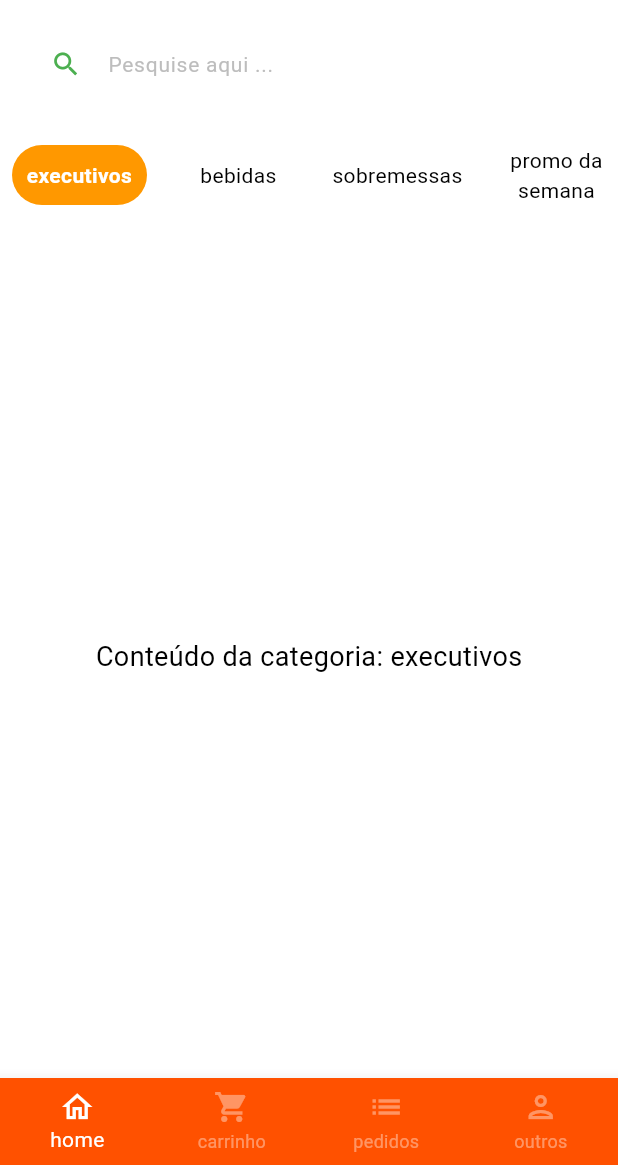
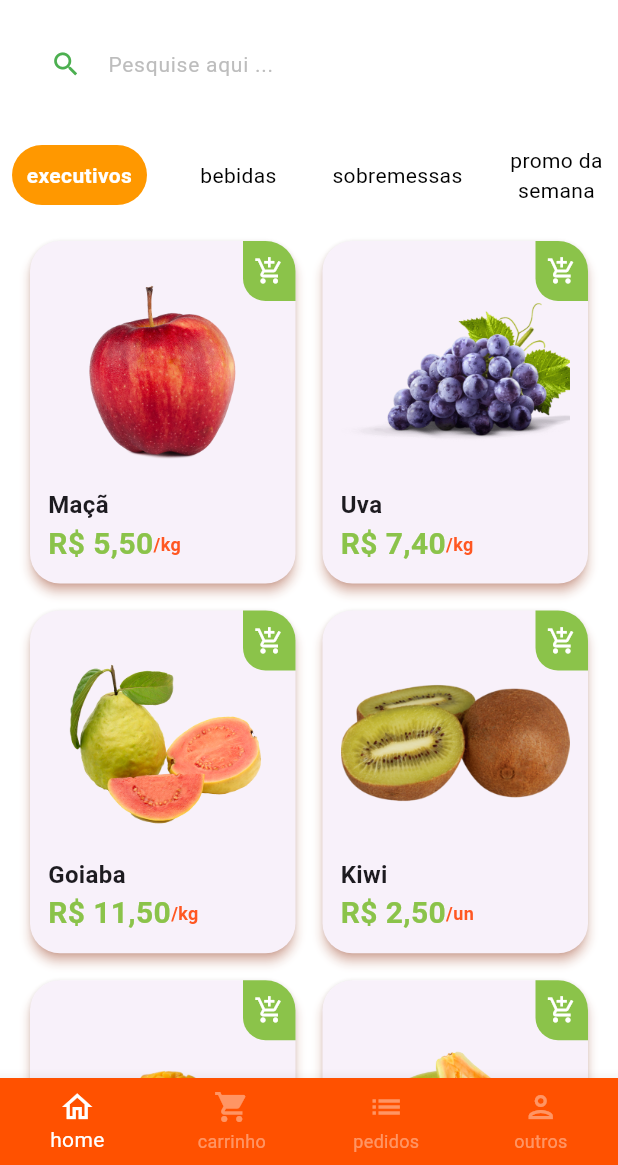
Before and after one commit to ViniciusReisCosta/pontal-delivery, a Flutter app: the Basescreen screen opened directly, on a phone screen of 412 x 824 dp, the part 71-1236 px from its top. Run offline on Flutter 3.47's test engine with Material 3 defaults, Android fonts, the phone set to English and light mode, and no system bars; our stand-ins replace animated_text_kit, mask_text_input_formatter.

Commit message:
Adicionando Cards de Produtos na tela de Itens

```diff
--- a/lib/main.dart
+++ b/lib/main.dart
@@ -1,5 +1,6 @@
 import 'package:flutter/material.dart';
-import 'package:pontal_delivery/src/auth/sign_in_screen.dart';
+import 'package:pontal_delivery/src/pages/auth/sign_in_screen.dart';
+
 
 void main() {
   runApp(const MyApp());
--- /dev/null
+++ b/lib/src/config/app_data.dart
@@ -0,0 +1,79 @@
+import 'package:pontal_delivery/src/models/item_model.dart';
+
+ItemModel apple = ItemModel(
+    description:
+    'A melhor maçã da região e que conta com o melhor preço de qualquer quitanda. Este item conta com vitaminas essenciais para o fortalecimento corporal, resultando em uma vida saudável.',
+    imgUrl: 'assets/fruits/apple.png',
+    itemName: 'Maçã',
+    price: 5.5,
+    unit: 'kg',
+);
+
+
+
+ItemModel grape = ItemModel(
+    imgUrl: 'assets/fruits/grape.png',
+    itemName: 'Uva',
+    price: 7.4,
+    unit: 'kg',
+    description:
+    'A melhor uva da região e que conta com o melhor preço de qualquer quitanda. Este item conta com vitaminas essenciais para o fortalecimento corporal, resultando em uma vida saudável.',
+);
+
+ItemModel guava = ItemModel(
+    imgUrl: 'assets/fruits/guava.png',
+    itemName: 'Goiaba',
+    price: 11.5,
+    unit: 'kg',
+    description:
+    'A melhor goiaba da região e que conta com o melhor preço de qualquer quitanda. Este item conta com vitaminas essenciais para o fortalecimento corporal, resultando em uma vida saudável.',
+);
+
+ItemModel kiwi = ItemModel(
+    imgUrl: 'assets/fruits/kiwi.png',
+    itemName: 'Kiwi',
+    price: 2.5,
+    unit: 'un',
+    description:
+    'O melhor kiwi da região e que conta com o melhor preço de qualquer quitanda. Este item conta com vitaminas essenciais para o fortalecimento corporal, resultando em uma vida saudável.',
+);
+
+ItemModel mango = ItemModel(
+    imgUrl: 'assets/fruits/mango.png',
+    itemName: 'Manga',
+    price: 2.5,
+    unit: 'un',
+    description:
+    'A melhor manga da região e que conta com o melhor preço de qualquer quitanda. Este item conta com vitaminas essenciais para o fortalecimento corporal, resultando em uma vida saudável.',
+);
+
+ItemModel papaya = ItemModel(
+    imgUrl: 'assets/fruits/papaya.png',
+    itemName: 'Mamão papaya',
+    price: 8,
+    unit: 'kg',
+    description:
+    'O melhor mamão da região e que conta com o melhor preço de qualquer quitanda. Este item conta com vitaminas essenciais para o fortalecimento corporal, resultando em uma vida saudável.',
+);
+
+// Lista de produtos
+List<ItemModel> items = [
+    apple,
+    grape,
+    guava,
+    kiwi,
+    mango,
+    papaya,
+];
+
+final List<String> categories = [
+    'executivos',
+    'bebidas',
+    'sobremessas',
+    'promo da semana',
+    'Entradas e petiscos',
+    'pratos kid/individual',
+    'fit',
+    'acompanhamentos',
+    'frutas',
+];
--- /dev/null
+++ b/lib/src/models/item_model.dart
@@ -0,0 +1,17 @@
+class ItemModel {
+
+  String itemName;
+  String imgUrl;
+  String unit;
+  double price;
+  String description;
+
+  ItemModel({
+
+    required this.description,
+    required this.imgUrl,
+    required this.itemName,
+    required this.price,
+    required this.unit,
+  });
+}
--- /dev/null
+++ b/lib/src/pages/auth/components/item_tile.dart
@@ -0,0 +1,100 @@
+import 'package:flutter/cupertino.dart';
+import 'package:flutter/material.dart';
+import 'package:pontal_delivery/src/config/custom_colors.dart';
+import 'package:pontal_delivery/src/models/item_model.dart';
+import 'package:pontal_delivery/src/services/utils_services.dart';
+
+class ItemTile extends StatelessWidget {
+
+  ItemTile({
+    super.key,
+    required this.item
+  });
+
+  final ItemModel item;
+
+  UtilsServices utilsServices = UtilsServices();
+
+  @override
+  Widget build(BuildContext context) {
+
+   return Stack(
+     children: [
+       Card(
+         elevation: 3,
+         shadowColor: Colors.deepOrange.shade300,
+         shape: RoundedRectangleBorder(
+           borderRadius: BorderRadius.circular(20),
+         ),
+
+         child: Padding(
+           padding: const EdgeInsets.all(12),
+             child: Column(
+               crossAxisAlignment: CrossAxisAlignment.stretch,
+               children: [
+
+                 Expanded(
+                   child: Image.asset(item.imgUrl),
+                 ),
+
+                 Text(
+                   item.itemName,
+                   style: const TextStyle(
+                       fontSize: 16,
+                       fontWeight: FontWeight.bold
+                   ),
+                 ),
+
+                 Row(
+                   children: [
+                     Text(
+                       utilsServices.priceToCurrency(item.price),
+                       style: TextStyle(
+                           fontWeight: FontWeight.bold,
+                           fontSize: 20,
+                           color: CustomColors.customSwatchColor
+                       ),
+                     ),
+
+                     Text(
+                       '/${item.unit}',
+                       style: TextStyle(
+                           color: Colors.deepOrange.shade500,
+                           fontWeight: FontWeight.bold,
+                           fontSize: 12
+                       ),
+                     ),
+                   ],
+                 ),
+               ],
+             )
+         ),
+       ),
+
+       Positioned(
+         top: 4,
+         right: 4,
+         child: GestureDetector(
+           onTap: () {},
+           child: Container(
+             height: 40,
+             width: 35,
+             decoration: BoxDecoration(
+                 color: CustomColors.customSwatchColor,
+                 borderRadius: const BorderRadius.only(
+                   bottomLeft: Radius.circular(15),
+                   topRight: Radius.circular(20),
+                 )
+             ),
+             child: const Icon(
+               Icons.add_shopping_cart_outlined,
+               color: Colors.white,
+               size: 20,
+             ),
+           ),
+         ),
+       )
+     ],
+   );
+  }
+}
--- a/lib/src/auth/sign_in_screen.dart
+++ b/lib/src/pages/auth/sign_in_screen.dart
@@ -1,8 +1,10 @@
 import 'package:animated_text_kit/animated_text_kit.dart';
 import 'package:flutter/material.dart';
-import 'package:pontal_delivery/src/auth/sign_up_screen.dart';
+import 'package:pontal_delivery/src/pages/auth/sign_up_screen.dart';
+
+import '../../config/custom_colors.dart';
 import '../base/base_screen.dart';
-import '../config/custom_colors.dart';
+
 import 'components/customtextfield.dart';
 
 class SignInscreen extends StatelessWidget {
--- a/lib/src/auth/sign_up_screen.dart
+++ b/lib/src/pages/auth/sign_up_screen.dart
@@ -1,10 +1,10 @@
 import 'package:flutter/material.dart';
 
 import 'package:mask_text_input_formatter/mask_text_input_formatter.dart';
+import 'package:pontal_delivery/src/config/custom_colors.dart';
+import 'package:pontal_delivery/src/pages/auth/components/customtextfield.dart';
 
-import 'package:pontal_delivery/src/auth/components/customtextfield.dart';
 
-import '../config/custom_colors.dart';
 
 class SignUpScreen extends StatelessWidget {
    SignUpScreen({super.key});
--- a/lib/src/base/base_screen.dart
+++ b/lib/src/pages/base/base_screen.dart
@@ -1,5 +1,5 @@
 import 'package:flutter/material.dart';
-import 'package:pontal_delivery/src/home/home_tab.dart';
+import '../home/home_tab.dart';
 
 // ignore: must_be_immutable
 class Basescreen extends StatefulWidget {
@@ -19,7 +19,7 @@
         controller: pageController,
         physics: const NeverScrollableScrollPhysics(),
         children: [
-          HomeTab(),
+          const HomeTab(),
           Container(
             color: Colors.yellow,
           ),
--- a/lib/src/home/home_tab.dart
+++ b/lib/src/pages/home/home_tab.dart
@@ -1,4 +1,7 @@
 import 'package:flutter/material.dart';
+import 'package:pontal_delivery/src/pages/auth/components/item_tile.dart';
+import '../../config/app_data.dart' as appData;
+import '../../config/app_data.dart';
 import 'components/category_tile.dart';
 
 class HomeTab extends StatefulWidget {
@@ -9,16 +12,6 @@
 }
 
 class _HomeTabState extends State<HomeTab> {
-  final List<String> categories = [
-    'executivos',
-    'bebidas',
-    'sobremessas',
-    'promo da semana',
-    'Entradas e petiscos',
-    'pratos kid/individual',
-    'fit',
-    'acompanhamentos'
-  ];
 
   String selectedCategory = 'executivos';
 
@@ -103,13 +96,19 @@
                 scrollDirection: Axis.horizontal,
                 child: Row(
                   mainAxisAlignment: MainAxisAlignment.center,
-                  children: categories.map((category) {
+                  children: appData.categories.asMap().entries.map((entry) {
+
+                    final index = entry.key; // O índice
+                    final category = entry.value; // O valor da categoria
+
                     return CategoryTile(
-                      category: category,
-                      isSelected: category == selectedCategory,
+
+                      category: appData.categories[index],
+                      isSelected: appData.categories[index] == selectedCategory,
+
                       onPressed: () {
                         setState(() {
-                          selectedCategory = category;
+                          selectedCategory = appData.categories[index];
                         });
                       },
                     );
@@ -120,14 +119,32 @@
           ),
 
           // Conteúdo adicional (se houver)
-          Expanded(
+          /*Expanded(
             child: Center(
               child: Text(
                 'Conteúdo da categoria: $selectedCategory',
                 style: const TextStyle(fontSize: 18, color: Colors.black),
               ),
             ),
-          ),
+          ),*/
+          Expanded(
+            child: GridView.builder(
+              padding: const EdgeInsets.fromLTRB(16, 0, 16, 16),
+              physics: const BouncingScrollPhysics(),
+              gridDelegate: const SliverGridDelegateWithFixedCrossAxisCount(
+                crossAxisCount: 2,
+                mainAxisSpacing:10,
+                crossAxisSpacing: 10,
+                childAspectRatio: 9 / 11.5
+              ),
+              itemCount: appData.items.length,
+              itemBuilder: (_, index) {
+                return ItemTile(
+                  item: appData.items[index],
+                );
+              },
+            ),
+          )
         ],
       ),
     );
--- /dev/null
+++ b/lib/src/services/utils_services.dart
@@ -0,0 +1,11 @@
+import 'package:intl/intl.dart';
+
+class UtilsServices {
+
+  String priceToCurrency(double price) {
+
+    NumberFormat numberFormat = NumberFormat.simpleCurrency(locale: 'pt_BR' );
+
+    return numberFormat.format(price);
+  }
+}
--- a/pubspec.yaml
+++ b/pubspec.yaml
@@ -38,6 +38,7 @@
   animated_text_kit: ^4.2.2
   mask_text_input_formatter: ^2.9.0
   badges: ^3.1.2
+  intl: ^0.20.1
 
 dev_dependencies:
   flutter_test:
@@ -62,8 +63,8 @@
   uses-material-design: true
 
   # To add assets to your application, add an assets section, like this:
-  # assets:
-  #   - images/a_dot_burr.jpeg
+  assets:
+    - assets/fruits/
   #   - images/a_dot_ham.jpeg
 
   # An image asset can refer to one or more resolution-specific "variants", see
```
Also changed, not shown: anotacoes/Produtos.txt (added, +63 -0 lines), assets/fruits/apple.png (added), assets/fruits/grape.png (added), assets/fruits/guava.png (added), assets/fruits/kiwi.png (added), assets/fruits/mango.png (added), assets/fruits/papaya.png (added), lib/src/pages/auth/components/customtextfield.dart (renamed from lib/src/auth/components/customtextfield.dart), lib/src/pages/home/components/category_tile.dart (renamed from lib/src/home/components/category_tile.dart), pubspec.lock.
